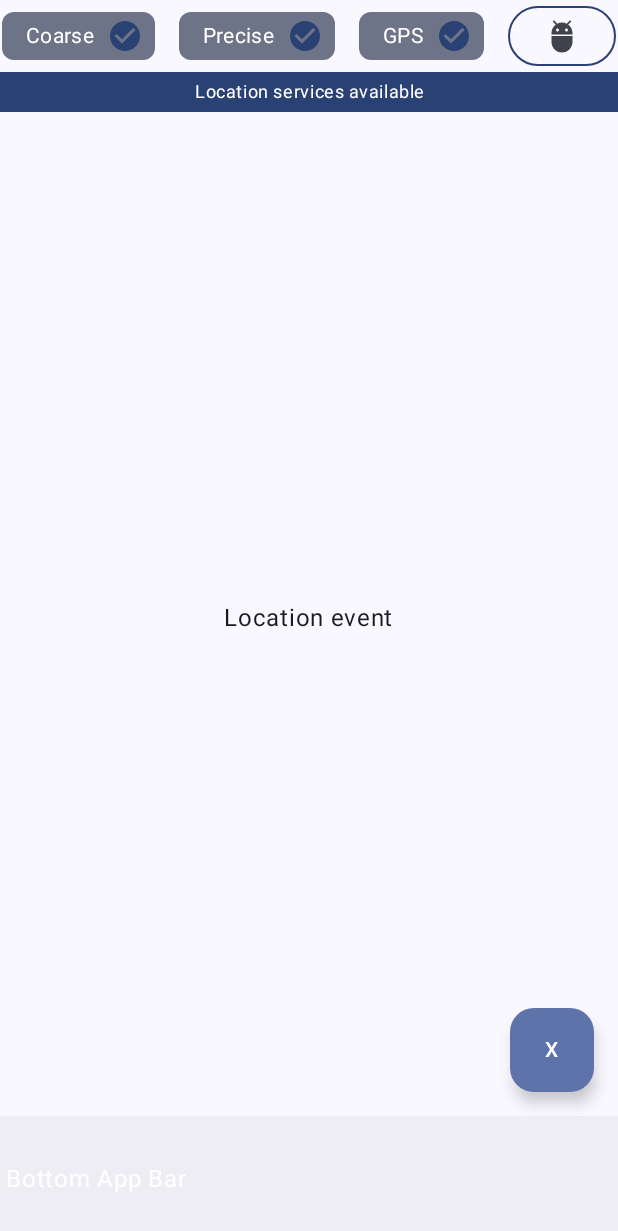
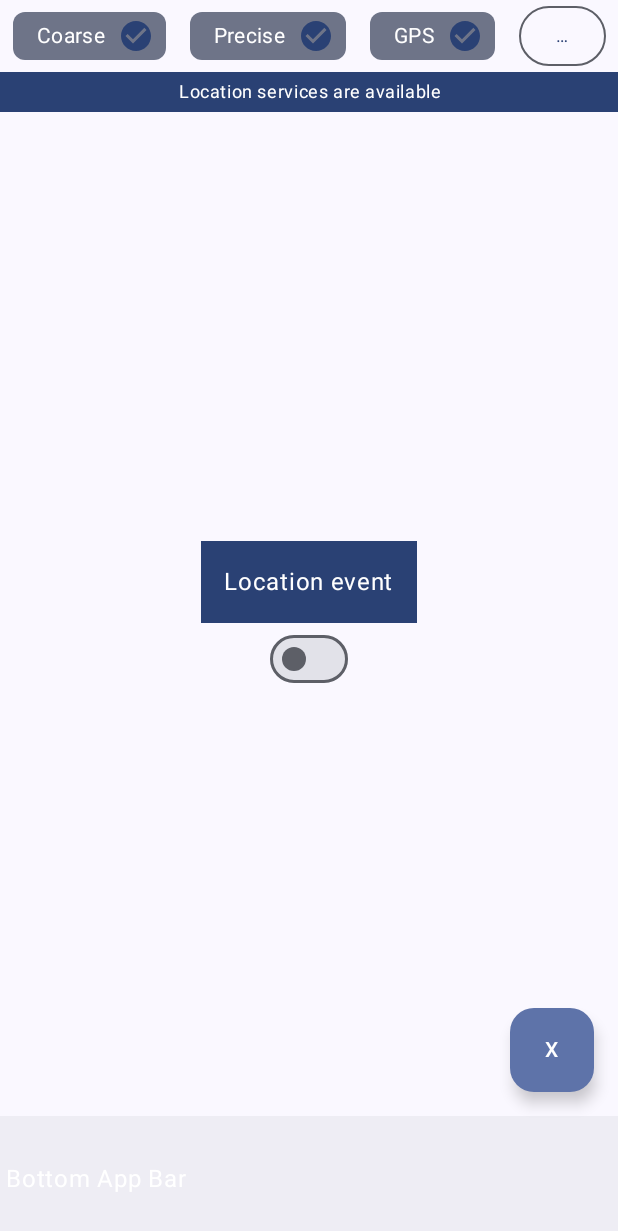
Before and after one commit to bennettandy/LocationApp, an Android app built with Jetpack Compose: the screen it shows after launch (MainActivity), on a phone screen of 412 x 824 dp. Shown: the top 1231 px of the screen. Run offline under Robolectric (Android 15) with nearby library versions, the phone set to English and light mode, and no system bars; our stand-ins replace Dagger/Hilt's generated code.

Commit message:
added indicator placeholder for incoming location events

```diff
--- /dev/null
+++ b/app/location/location_data/src/main/java/uk/co/avsoftware/locationdata/repository/LocationEventsRepository.kt
@@ -0,0 +1,39 @@
+package uk.co.avsoftware.locationdata.repository
+
+import android.Manifest
+import android.location.Location
+import android.location.LocationListener
+import android.location.LocationManager
+import androidx.annotation.RequiresPermission
+import kotlinx.coroutines.channels.awaitClose
+import kotlinx.coroutines.flow.Flow
+import kotlinx.coroutines.flow.callbackFlow
+import javax.inject.Inject
+
+class AndroidLocationEventsRepository @Inject constructor(
+    private val locationManager: LocationManager
+) {
+    @RequiresPermission(anyOf = [Manifest.permission.ACCESS_COARSE_LOCATION, Manifest.permission.ACCESS_FINE_LOCATION])
+    operator fun invoke(): Flow<Location> = callbackFlow {
+        val locationListener = LocationListener { trySend(it) }
+        locationManager.requestLocationUpdates(
+            LocationManager.GPS_PROVIDER,
+            UPDATE_INTERVAL_MS,
+            MIN_DISTANCE_BETWEEN_UPDATES_M,
+            locationListener
+        )
+        awaitClose {
+            locationManager.removeUpdates(locationListener)
+        }
+    }
+
+    companion object {
+        // Minimum time interval between updates (in milliseconds)
+        private const val UPDATE_INTERVAL_MS = 2000L
+
+        // Minimum distance between updates (in meters)
+        private const val MIN_DISTANCE_BETWEEN_UPDATES_M = 10.0f
+    }
+
+
+}
--- a/app/location/location_domain/src/main/java/uk/co/avsoftware/locationdomain/interactor/GetCurrentLocationInteractor.kt
+++ b/app/location/location_domain/src/main/java/uk/co/avsoftware/locationdomain/interactor/GetCurrentLocationInteractor.kt
@@ -4,11 +4,12 @@ import android.Manifest
 import android.location.Location
 import androidx.annotation.RequiresPermission
 import kotlinx.coroutines.flow.first
+import uk.co.avsoftware.locationdomain.model.LocationEvent
 import uk.co.avsoftware.locationdomain.repository.LocationEventsRepository
 
 class GetCurrentLocationInteractor(
     private val locationEventsRepository: LocationEventsRepository
 ) {
     @RequiresPermission(anyOf = [Manifest.permission.ACCESS_COARSE_LOCATION, Manifest.permission.ACCESS_FINE_LOCATION])
-    suspend operator fun invoke(): Location = locationEventsRepository().first()
+    suspend operator fun invoke(): LocationEvent = locationEventsRepository().first()
 }
--- a/app/location/location_domain/src/main/java/uk/co/avsoftware/locationdomain/interactor/GetLocationInteractor.kt
+++ b/app/location/location_domain/src/main/java/uk/co/avsoftware/locationdomain/interactor/GetLocationInteractor.kt
@@ -4,11 +4,12 @@ import android.Manifest
 import android.location.Location
 import androidx.annotation.RequiresPermission
 import kotlinx.coroutines.flow.first
+import uk.co.avsoftware.locationdomain.model.LocationEvent
 import uk.co.avsoftware.locationdomain.repository.LocationEventsRepository
 
 class GetLocationInteractor(
     private val deviceLocationRepository: LocationEventsRepository
 ) {
     @RequiresPermission(anyOf = [Manifest.permission.ACCESS_COARSE_LOCATION, Manifest.permission.ACCESS_FINE_LOCATION])
-    suspend fun invoke(): Location = deviceLocationRepository().first()
+    suspend fun invoke(): LocationEvent = deviceLocationRepository().first()
 }
--- a/app/location/location_presentation/src/main/java/uk/co/avsoftware/locationpresentation/components/LocationEventDisplay.kt
+++ b/app/location/location_presentation/src/main/java/uk/co/avsoftware/locationpresentation/components/LocationEventDisplay.kt
@@ -1,15 +1,56 @@
 package uk.co.avsoftware.locationpresentation.components
 
+import androidx.compose.foundation.background
+import androidx.compose.foundation.layout.Column
+import androidx.compose.foundation.layout.Row
+import androidx.compose.foundation.layout.fillMaxWidth
+import androidx.compose.foundation.layout.padding
+import androidx.compose.material3.Icon
+import androidx.compose.material3.IconToggleButton
+import androidx.compose.material3.MaterialTheme
+import androidx.compose.material3.Switch
 import androidx.compose.material3.Text
 import androidx.compose.runtime.Composable
-import androidx.compose.runtime.State
+import androidx.compose.runtime.mutableStateOf
+import androidx.compose.runtime.remember
+import androidx.compose.ui.Modifier
+import androidx.compose.ui.res.painterResource
 import androidx.compose.ui.res.stringResource
+import androidx.compose.ui.tooling.preview.Preview
+import androidx.compose.ui.unit.dp
 import uk.co.avsoftware.location_presentation.R
 import uk.co.avsoftware.locationpresentation.viewmodel.LocationPermissionViewState
 
 @Composable
-fun LocationEventDisplay(state: State<LocationPermissionViewState>) {
-    Text(
-        text = stringResource(R.string.location_event_title)
-    )
+fun LocationEventDisplay(
+    state: LocationPermissionViewState,
+    locationToggled: (Boolean) -> Unit
+) {
+    Column(
+        modifier = Modifier
+            .fillMaxWidth()
+    ) {
+
+    }
+    Row(modifier = Modifier.background(MaterialTheme.colorScheme.primary)) {
+        Text(
+            text = stringResource(R.string.location_event_title),
+            color = MaterialTheme.colorScheme.onPrimary,
+            modifier = Modifier.padding(15.dp)
+        )
+    }
+    Row() {
+        val checkedState = state.locationToggleState
+        Switch(
+            checked = checkedState,
+            onCheckedChange = { locationToggled(!checkedState) }
+        )
+    }
+
 }
+
+@Preview
+@Composable
+fun Preview() {
+    LocationEventDisplay(state = LocationPermissionViewState.default, locationToggled = {})
+}
--- a/app/location/location_presentation/src/main/java/uk/co/avsoftware/locationpresentation/components/PermissionStatusBar.kt
+++ b/app/location/location_presentation/src/main/java/uk/co/avsoftware/locationpresentation/components/PermissionStatusBar.kt
@@ -16,6 +16,7 @@ import androidx.compose.material3.Icon
 import androidx.compose.material3.MaterialTheme
 import androidx.compose.material3.OutlinedButton
 import androidx.compose.material3.Text
+import androidx.compose.material3.TextButton
 import androidx.compose.runtime.Composable
 import androidx.compose.ui.Alignment
 import androidx.compose.ui.Modifier
@@ -129,14 +130,14 @@ private fun LocationStatusChipRow(
                 )
             })
 
-        OutlinedButton(
+        TextButton(
             onClick = navigateToPermissionsClicked,
             shape = CircleShape,
-            border = BorderStroke(1.dp, MaterialTheme.colorScheme.primary)
+            border = BorderStroke(1.dp, MaterialTheme.colorScheme.outline),
         ) {
-            Icon(
-                painter = painterResource(id = R.drawable.baseline_adb_24),
-                contentDescription = null
+            Text(
+                style = MaterialTheme.typography.bodySmall,
+                text = stringResource(id = R.string.location_chip_debug)
             )
         }
     }
--- a/app/location/location_presentation/src/main/java/uk/co/avsoftware/locationpresentation/di/LocationPermissionsModule.kt
+++ b/app/location/location_presentation/src/main/java/uk/co/avsoftware/locationpresentation/di/LocationPermissionsModule.kt
@@ -41,9 +41,6 @@ internal class LocationPermissionsModule {
     fun getPermissionsGrantedInteractor(packageManager: PackageManager) = GetGrantedPermissionsInteractor(packageManager)
 
     @Provides
-    fun provideLocationEventsRepository(locationManager: LocationManager) = LocationEventsRepository(locationManager)
-
-    @Provides
     fun provideGetLastLocationInteractor(locationManager: LocationManager) = GetLastLocationInteractor(locationManager)
 
     @Provides
--- a/app/location/location_presentation/src/main/java/uk/co/avsoftware/locationpresentation/viewmodel/LocationPermissionAction.kt
+++ b/app/location/location_presentation/src/main/java/uk/co/avsoftware/locationpresentation/viewmodel/LocationPermissionAction.kt
@@ -9,4 +9,6 @@ sealed interface LocationPermissionAction : MviAction {
     object RequestPermissionClicked : LocationPermissionAction
     data class ProcessPermissionResponse(val permissions: Map<String, Boolean>) :
         LocationPermissionAction
+
+    data class ToggleLocationListening(val listening: Boolean) : LocationPermissionAction
 }
--- a/app/location/location_presentation/src/main/java/uk/co/avsoftware/locationpresentation/viewmodel/LocationPermissionViewModel.kt
+++ b/app/location/location_presentation/src/main/java/uk/co/avsoftware/locationpresentation/viewmodel/LocationPermissionViewModel.kt
@@ -11,12 +11,14 @@ import uk.co.avsoftware.core.extensions.Reducer
 import uk.co.avsoftware.core.mvi.AbstractMviViewModel
 import uk.co.avsoftware.location.interactor.IsGPSEnabledInteractor
 import uk.co.avsoftware.location.interactor.LocationPermissionEnabledInteractor
+import uk.co.avsoftware.locationdomain.repository.LocationEventsRepository
 import javax.inject.Inject
 
 @HiltViewModel
 class LocationPermissionViewModel @Inject constructor(
     private val locationPermissionInteractor: LocationPermissionEnabledInteractor,
     private val isGPSEnabledInteractor: IsGPSEnabledInteractor,
+    private val locationEventsRepository: LocationEventsRepository,
     savedStateHandle: SavedStateHandle,
     @ApplicationId applicationId: String
 ) : AbstractMviViewModel<LocationPermissionAction, LocationPermissionViewState, LocationPermissionCommand>(
@@ -50,6 +52,10 @@ class LocationPermissionViewModel @Inject constructor(
                 ).then(
                     LocationPermissionCommand.HandleDeniedPermissions(action.permissions)
                 )
+
+                is LocationPermissionAction.ToggleLocationListening -> state.copy(
+                    locationToggleState = action.listening
+                ).only()
             }
         }
 
--- a/app/location/location_presentation/src/main/java/uk/co/avsoftware/locationpresentation/viewmodel/LocationPermissionViewState.kt
+++ b/app/location/location_presentation/src/main/java/uk/co/avsoftware/locationpresentation/viewmodel/LocationPermissionViewState.kt
@@ -3,24 +3,24 @@ package uk.co.avsoftware.locationpresentation.viewmodel
 import android.os.Parcelable
 import kotlinx.parcelize.Parcelize
 import uk.co.avsoftware.core.mvi.MviState
+import uk.co.avsoftware.locationdomain.model.LocationEvent
 
 @Parcelize
 data class LocationPermissionViewState(
     val coarseLocationGranted: Boolean,
     val fineLocationGranted: Boolean,
-    val gpsIsActive: Boolean
+    val gpsIsActive: Boolean,
+    val locationToggleState: Boolean,
+    val locationEvents: List<LocationEvent>
 ) : MviState, Parcelable {
 
-    fun isValid() = coarseLocationGranted && fineLocationGranted && gpsIsActive
     companion object {
         val default = LocationPermissionViewState(
             coarseLocationGranted = false,
             fineLocationGranted = false,
-            gpsIsActive = false
+            gpsIsActive = false,
+            locationToggleState = false,
+            locationEvents = emptyList()
         )
     }
-
-    enum class PermissionState {
-        NONE, GRANTED, DENIED
-    }
 }
--- a/app/location/location_presentation/src/main/res/values/strings.xml
+++ b/app/location/location_presentation/src/main/res/values/strings.xml
@@ -3,11 +3,12 @@
     <string name="location_chip_coarse">Coarse</string>
     <string name="location_chip_fine">Precise</string>
     <string name="location_chip_gps">GPS</string>
+    <string name="location_chip_debug">…</string>
 
     <string name="location_permission_status_fine_required">Fine location permission is required</string>
     <string name="location_permission_status_coarse_required">Coarse location permission is required</string>
     <string name="location_permission_status_gps_required">GPS Location must be enabled</string>
-    <string name="location_permission_status_success">Location services available</string>
+    <string name="location_permission_status_success">Location services are available</string>
 
     <string name="location_event_title">Location event</string>
 </resources>
--- a/app/src/main/java/uk/co/avsoftware/locationapp/MainActivity.kt
+++ b/app/src/main/java/uk/co/avsoftware/locationapp/MainActivity.kt
@@ -123,6 +123,13 @@ class MainActivity : ComponentActivity() {
         // background thread without blocking main thread
         val coroutineScope = rememberCoroutineScope()
 
+        val locationToggled: (Boolean)-> Unit = {
+            toggleState ->
+            coroutineScope.launch {
+                viewModel.receiveAction(LocationPermissionAction.ToggleLocationListening(toggleState))
+            }
+        }
+
         // Scaffold Composable
         Scaffold(
 
@@ -158,7 +165,7 @@ class MainActivity : ComponentActivity() {
             // Pass the body in
             // content parameter
             content = {
-                Body(state)
+                Body(state.value, locationToggled = locationToggled)
             },
 
             floatingActionButton = {
--- a/app/src/main/java/uk/co/avsoftware/locationapp/screens/LocationPermission.kt
+++ b/app/src/main/java/uk/co/avsoftware/locationapp/screens/LocationPermission.kt
@@ -13,7 +13,10 @@ import uk.co.avsoftware.locationpresentation.components.LocationEventDisplay
 import uk.co.avsoftware.locationpresentation.viewmodel.LocationPermissionViewState
 
 @Composable
-fun Body(state: State<LocationPermissionViewState>) {
+fun Body(
+    state: LocationPermissionViewState,
+    locationToggled: (Boolean) -> Unit
+) {
     Column(
         verticalArrangement = Arrangement.Center,
         horizontalAlignment = Alignment.CenterHorizontally,
@@ -21,6 +24,6 @@ fun Body(state: State<LocationPermissionViewState>) {
             .fillMaxSize()
             .background(MaterialTheme.colorScheme.background)
     ) {
-        LocationEventDisplay(state)
+        LocationEventDisplay(state, locationToggled = locationToggled)
     }
 }
```
Also changed, not shown: app/location/location_data/build.gradle.kts (+7 -3 lines), app/location/location_domain/build.gradle.kts (+11 -3 lines), app/location/location_domain/src/main/java/uk/co/avsoftware/locationdomain/model/LocationEvent.kt (added, +10 -0 lines), app/location/location_domain/src/main/java/uk/co/avsoftware/locationdomain/repository/LocationEventsRepository.kt (+10 -20 lines).
